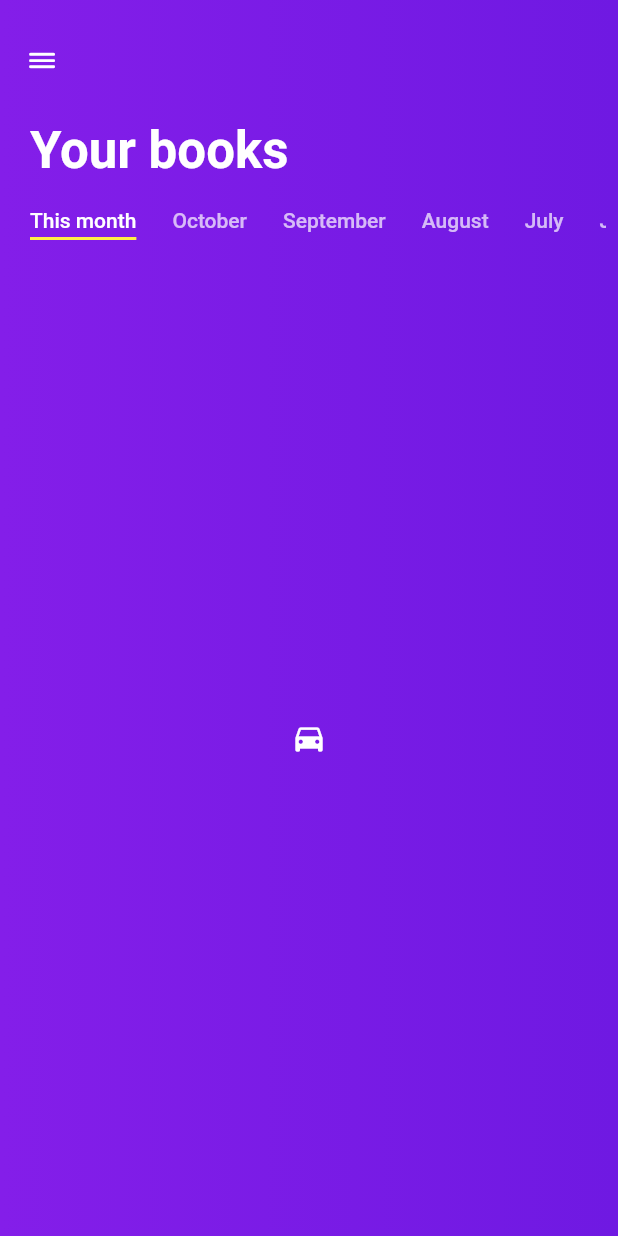
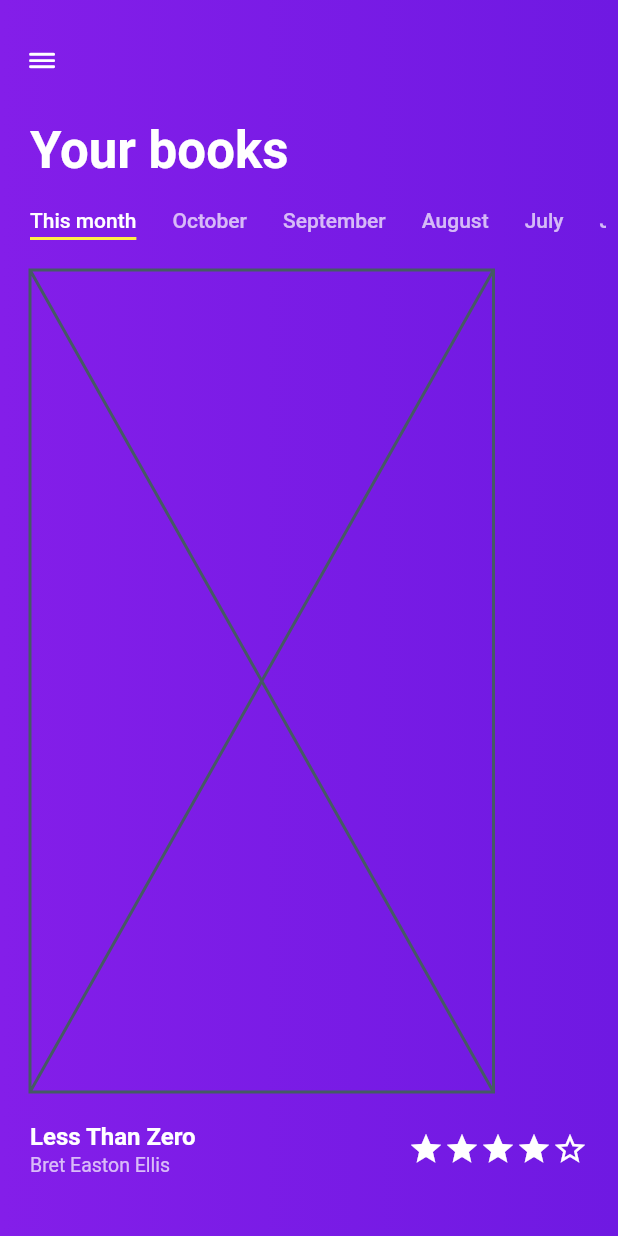
Before and after one commit to forntoh/flutter_practice_03, a Flutter app: the screen it shows after launch, on a phone screen of 412 x 824 dp. Run offline on Flutter 3.47's test engine with Material 2 defaults, Android fonts, the phone set to English and light mode, and no system bars; our stand-ins replace google_fonts; Roboto replaces fonts that are missing (Alata).

Commit message:
added item view

```diff
--- /dev/null
+++ b/lib/data/data.dart
@@ -0,0 +1,27 @@
+import 'package:flutter_practice_03/model/book.dart';
+
+final books = [
+    Book(
+        title: 'Less Than Zero',
+        author: 'Bret Easton Ellis',
+        month: 'This month',
+        rating: 4),
+    Book(
+        title: "Less Than Zero", author: 'Bret Easton Ellis', month: 'October',
+        rating: 4),
+    Book(
+        title: "Less Than Zero",
+        author: 'Bret Easton Ellis',
+        month: 'September',
+        rating: 4),
+    Book(title: "Less Than Zero", author: 'Bret Easton Ellis', month: 'August',
+        rating: 4),
+    Book(title: "Less Than Zero", author: 'Bret Easton Ellis', month: 'July',
+        rating: 4),
+    Book(title: "Less Than Zero", author: 'Bret Easton Ellis', month: 'June',
+        rating: 4),
+    Book(title: "Less Than Zero", author: 'Bret Easton Ellis', month: 'May',
+        rating: 4),
+    Book(title: "Less Than Zero", author: 'Bret Easton Ellis', month: 'April',
+        rating: 4),
+  ];
--- /dev/null
+++ b/lib/model/book.dart
@@ -0,0 +1,9 @@
+class Book {
+  Book({this.rating, this.title, this.author, this.coverArt, this.month});
+
+  final String author;
+  final String coverArt;
+  final String month;
+  final int rating;
+  final String title;
+}
--- /dev/null
+++ b/lib/screens/home/widgets/book_item.dart
@@ -0,0 +1,62 @@
+import 'package:flutter/material.dart';
+import 'package:flutter_practice_03/model/book.dart';
+
+class BookItemWidget extends StatelessWidget {
+  const BookItemWidget({
+    Key key, @required this.book,
+  }) : super(key: key);
+
+  final Book book;
+
+  @override
+  Widget build(BuildContext context) {
+    return Container(
+      margin: EdgeInsets.all(20),
+      child: Column(
+        crossAxisAlignment: CrossAxisAlignment.start,
+        children: [
+          Expanded(
+            child: Container(
+              width: MediaQuery.of(context).size.width * .75,
+              child: Placeholder(),
+            ),
+          ),
+          Padding(
+            padding: const EdgeInsets.symmetric(vertical: 20),
+            child: Row(
+              children: [
+                Column(
+                  crossAxisAlignment: CrossAxisAlignment.start,
+                  children: [
+                    Text(
+                      book.title,
+                      style: Theme.of(context).textTheme.subtitle1,
+                    ),
+                    SizedBox(
+                      height: 2,
+                    ),
+                    Text(
+                      book.author,
+                      style: Theme.of(context).textTheme.caption,
+                    ),
+                  ],
+                ),
+                Spacer(),
+                Row(
+                  mainAxisSize: MainAxisSize.min,
+                  children: List.generate(5, (index) {
+                    return Icon(
+                      index < book.rating
+                          ? Icons.star
+                          : Icons.star_border,
+                    );
+                  }),
+                )
+              ],
+            ),
+          )
+        ],
+      ),
+    );
+  }
+}
--- a/lib/screens/home_screen.dart
+++ b/lib/screens/home_screen.dart
@@ -1,12 +1,47 @@
 import 'package:flutter/cupertino.dart';
 import 'package:flutter/material.dart';
+import 'package:flutter_practice_03/data/data.dart';
+import 'package:flutter_practice_03/model/book.dart';
 import 'package:flutter_practice_03/theme/colors.dart';
 
+import 'home/widgets/book_item.dart';
+
 class HomeScreen extends StatelessWidget {
+
+  Expanded buildTabContent(context, List<Book> books) {
+    return Expanded(
+      child: TabBarView(
+        children: books.map((b) => BookItemWidget(book: b)).toList(),
+      ),
+    );
+  }
+
+  Widget buildTabHeading(List<Book> items) {
+    return Container(
+      height: 24,
+      child: Padding(
+        padding: const EdgeInsets.symmetric(horizontal: 8),
+        child: TabBar(
+            isScrollable: true,
+            indicatorSize: TabBarIndicatorSize.label,
+            indicator: UnderlineTabIndicator(
+              borderSide:
+                  const BorderSide(width: 2, color: CustomColors.taxi_yellow),
+            ),
+            labelPadding: EdgeInsets.symmetric(horizontal: 12),
+            tabs: items
+                .map((b) => Tab(
+                      text: b.month,
+                    ))
+                .toList()),
+      ),
+    );
+  }
+
   @override
   Widget build(BuildContext context) {
     return DefaultTabController(
-      length: 8,
+      length: books.length,
       child: Scaffold(
         extendBodyBehindAppBar: true,
         appBar: AppBar(
@@ -19,59 +54,25 @@ class HomeScreen extends StatelessWidget {
           width: MediaQuery.of(context).size.width,
           height: MediaQuery.of(context).size.height,
           decoration: BoxDecoration(
-            gradient: LinearGradient(
-              begin: Alignment.centerRight,
-              end: Alignment.centerLeft,
-              colors: [CustomColors.violet_darker, CustomColors.violet],
-            )
-          ),
+              gradient: LinearGradient(
+            begin: Alignment.centerRight,
+            end: Alignment.centerLeft,
+            colors: [CustomColors.violet_darker, CustomColors.violet],
+          )),
           child: SafeArea(
             child: Column(
               crossAxisAlignment: CrossAxisAlignment.start,
               children: [
                 Container(
                   margin: EdgeInsets.symmetric(horizontal: 20),
-                  child: Text("Your books", style: Theme.of(context).textTheme.headline4,),
-                ),
-                SizedBox(height: 16,),
-                Container(
-                  height: 24,
-                  child: Padding(
-                    padding: const EdgeInsets.symmetric(horizontal: 8),
-                    child: TabBar(
-                      isScrollable: true,
-                      indicatorSize: TabBarIndicatorSize.label,
-                      indicator: UnderlineTabIndicator(
-                        borderSide: const BorderSide(width: 2, color: CustomColors.taxi_yellow),
-                      ),
-                      labelPadding: EdgeInsets.symmetric(horizontal: 12),
-                      tabs: [
-                        Tab(text: 'This month'),
-                        Tab(text: 'October',),
-                        Tab(text: 'September',),
-                        Tab(text: 'August',),
-                        Tab(text: 'July',),
-                        Tab(text: 'June',),
-                        Tab(text: 'May',),
-                        Tab(text: 'April',),
-                      ],
-                    ),
+                  child: Text(
+                    "Your books",
+                    style: Theme.of(context).textTheme.headline4,
                   ),
                 ),
-                Expanded(
-                  child: TabBarView(
-                    children: [
-                      Icon(Icons.directions_car),
-                      Icon(Icons.directions_transit),
-                      Icon(Icons.directions_bike),
-                      Icon(Icons.directions_bike),
-                      Icon(Icons.directions_bike),
-                      Icon(Icons.directions_bike),
-                      Icon(Icons.directions_bike),
-                      Icon(Icons.directions_bike),
-                    ],
-                  ),
-                )
+                SizedBox(height: 16),
+                buildTabHeading(books),
+                buildTabContent(context, books),
               ],
             ),
           ),
--- a/lib/theme/typography.dart
+++ b/lib/theme/typography.dart
@@ -14,6 +14,6 @@ class CustomTypography {
       bodyText1: GoogleFonts.alata(fontSize: 15),
       bodyText2: GoogleFonts.alata(fontSize: 15),
       button: GoogleFonts.alata(fontSize: 20),
-      caption: GoogleFonts.alata(fontSize: 12),
+      caption: GoogleFonts.alata(fontSize: 13),
       overline: GoogleFonts.alata(fontSize: 10));
 }
```
